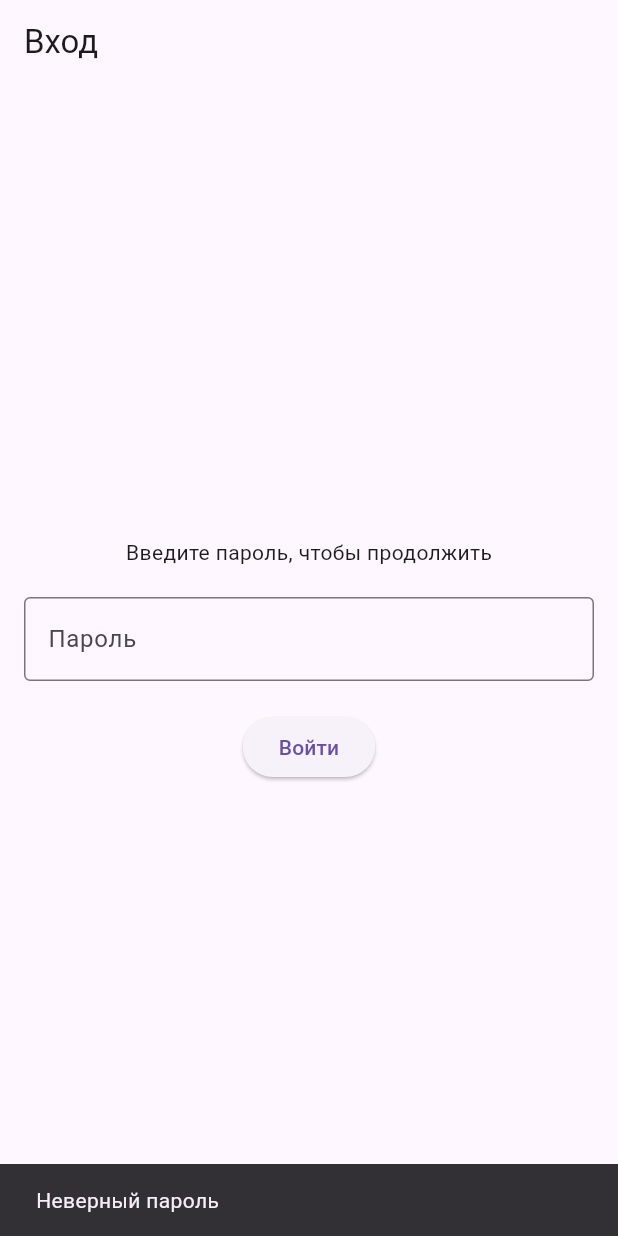
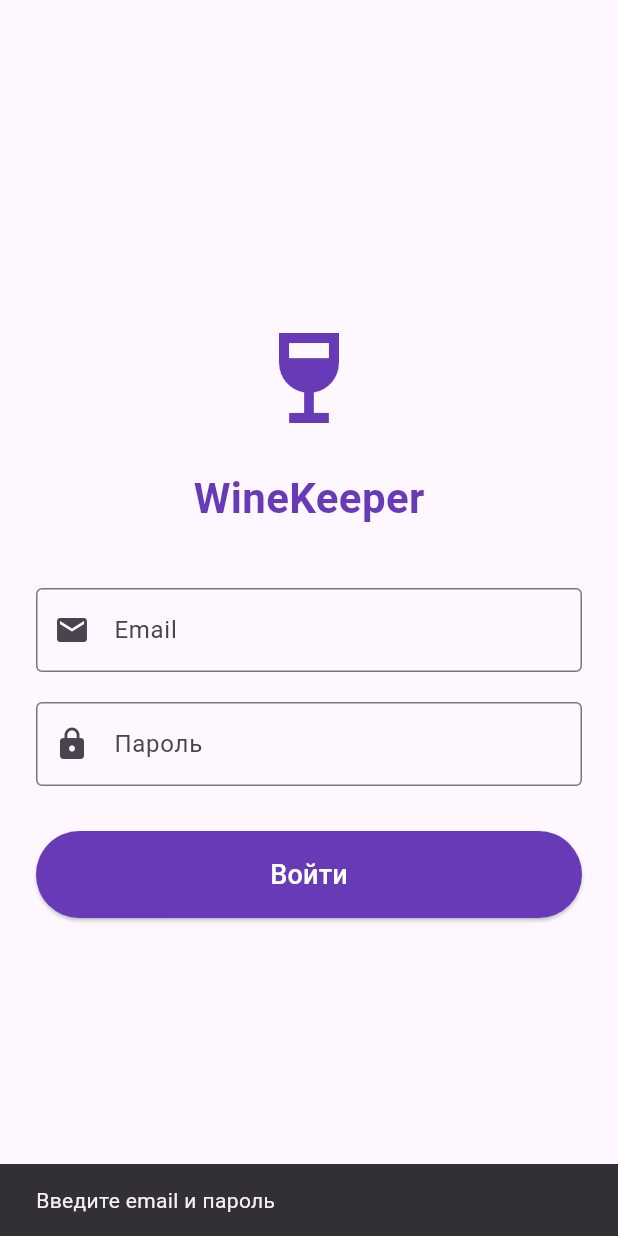
Before and after one commit to alexzh14/winekeeper, a Flutter app: the screen it shows after launch, after a tap on "Войти", on a phone screen of 412 x 824 dp. Run offline on Flutter 3.47's test engine with Material 3 defaults, Android fonts, the light colour scheme and no system bars; our stand-ins replace shared_preferences.

Commit message:
working login screen

```diff
--- a/lib/login_screen.dart
+++ /dev/null
@@ -1,77 +0,0 @@
-import 'package:flutter/material.dart';
-import 'package:shared_preferences/shared_preferences.dart';
-import 'package:winekeeper/screens/home_screen.dart';
-
-
-class LoginScreen extends StatefulWidget {
-  const LoginScreen({Key? key}) : super(key: key);
-
-  @override
-  _LoginScreenState createState() => _LoginScreenState();
-}
-
-class _LoginScreenState extends State<LoginScreen> {
-  final TextEditingController _emailController = TextEditingController();
-  final TextEditingController _passwordController = TextEditingController();
-
-  String _errorMessage = '';
-
-  Future<void> _login() async {
-    final email = _emailController.text;
-    final password = _passwordController.text;
-
-    // Простая проверка для MVP
-    if (email == "admin@wine.com" && password == "1234") {
-      final prefs = await SharedPreferences.getInstance();
-      await prefs.setBool('isLoggedIn', true);
-
-      // Переход на HomeScreen
-      Navigator.pushReplacement(
-        context,
-        MaterialPageRoute(builder: (_) => const HomeScreen()),
-      );
-    } else {
-      setState(() {
-        _errorMessage = 'Неверный email или пароль';
-      });
-    }
-  }
-
-  @override
-  Widget build(BuildContext context) {
-    return Scaffold(
-      appBar: AppBar(title: const Text("WineKeeper - Вход")),
-      body: Padding(
-        padding: const EdgeInsets.all(20),
-        child: Column(
-          mainAxisAlignment: MainAxisAlignment.center,
-          children: [
-            TextField(
-              controller: _emailController,
-              decoration: const InputDecoration(labelText: "Email"),
-            ),
-            const SizedBox(height: 10),
-            TextField(
-              controller: _passwordController,
-              decoration: const InputDecoration(labelText: "Пароль"),
-              obscureText: true,
-            ),
-            const SizedBox(height: 20),
-            ElevatedButton(
-              onPressed: _login,
-              child: const Text("Войти"),
-            ),
-            if (_errorMessage.isNotEmpty)
-              Padding(
-                padding: const EdgeInsets.only(top: 10),
-                child: Text(
-                  _errorMessage,
-                  style: const TextStyle(color: Colors.red),
-                ),
-              ),
-          ],
-        ),
-      ),
-    );
-  }
-}
--- a/lib/main.dart
+++ b/lib/main.dart
@@ -3,32 +3,27 @@ import 'package:shared_preferences/shared_preferences.dart';
 import 'package:winekeeper/screens/login_screen.dart';
 import 'package:winekeeper/screens/home_screen.dart';
 
+Future<void> main() async {
+  WidgetsFlutterBinding.ensureInitialized();
 
-void main() {
-  runApp(WineKeeperApp());
+  final prefs = await SharedPreferences.getInstance();
+  final isLoggedIn = prefs.getBool('isLoggedIn') ?? false;
+
+  runApp(WineKeeperApp(isLoggedIn: isLoggedIn));
 }
 
 class WineKeeperApp extends StatelessWidget {
+  final bool isLoggedIn;
+
+  const WineKeeperApp({super.key, required this.isLoggedIn});
+
   @override
   Widget build(BuildContext context) {
     return MaterialApp(
+      debugShowCheckedModeBanner: false,
       title: 'WineKeeper',
       theme: ThemeData(primarySwatch: Colors.deepPurple),
-      home: FutureBuilder<bool>(
-        future: _checkLoginStatus(),
-        builder: (context, snapshot) {
-          if (snapshot.connectionState == ConnectionState.waiting) {
-            return Center(child: CircularProgressIndicator());
-          } else {
-            return snapshot.data == true ? HomeScreen() : LoginScreen();
-          }
-        },
-      ),
+      home: isLoggedIn ? const HomeScreen() : const LoginScreen(),
     );
   }
-
-  Future<bool> _checkLoginStatus() async {
-    final prefs = await SharedPreferences.getInstance();
-    return prefs.getBool('isLoggedIn') ?? false;
-  }
 }
--- a/lib/screens/login_screen.dart
+++ b/lib/screens/login_screen.dart
@@ -1,5 +1,7 @@
 import 'package:flutter/material.dart';
 import 'package:winekeeper/screens/home_screen.dart';
+import 'package:shared_preferences/shared_preferences.dart';
+
 
 class LoginScreen extends StatefulWidget {
   const LoginScreen({super.key});
@@ -9,47 +11,105 @@ class LoginScreen extends StatefulWidget {
 }
 
 class _LoginScreenState extends State<LoginScreen> {
+  final TextEditingController _emailController = TextEditingController();
   final TextEditingController _passwordController = TextEditingController();
-  final String _correctPassword = "1234"; // временный пароль, потом заменим
 
-  void _login() {
-    if (_passwordController.text == _correctPassword) {
+  void _login() async {
+  String email = _emailController.text.trim();
+  String password = _passwordController.text.trim();
+
+  if (email.isEmpty || password.isEmpty) {
+    ScaffoldMessenger.of(context).showSnackBar(
+      const SnackBar(content: Text("Введите email и пароль")),
+    );
+    return;
+  }
+
+  // фиксированные значения для входа
+  const validEmail = "test@example.com";
+  const validPassword = "123456";
+
+  if (email == validEmail && password == validPassword) {
+    // сохраняем статус входа
+    final prefs = await SharedPreferences.getInstance();
+    await prefs.setBool('isLoggedIn', true);
+
+    // переход на HomeScreen
     Navigator.pushReplacement(
       context,
       MaterialPageRoute(builder: (context) => const HomeScreen()),
     );
   } else {
+    // если данные не совпали — ошибка
     ScaffoldMessenger.of(context).showSnackBar(
-        const SnackBar(content: Text("Неверный пароль")),
+      const SnackBar(content: Text("Неверный email или пароль")),
     );
   }
 }
 
+
   @override
   Widget build(BuildContext context) {
     return Scaffold(
-      appBar: AppBar(title: const Text("Вход")),
-      body: Padding(
-        padding: const EdgeInsets.all(16.0),
+      body: Center(
+        child: Padding(
+          padding: const EdgeInsets.all(24.0),
           child: Column(
             mainAxisAlignment: MainAxisAlignment.center,
             children: [
-            const Text("Введите пароль, чтобы продолжить"),
+              const Icon(Icons.wine_bar, size: 80, color: Colors.deepPurple),
               const SizedBox(height: 20),
+              const Text(
+                "WineKeeper",
+                style: TextStyle(
+                  fontSize: 28,
+                  fontWeight: FontWeight.bold,
+                  color: Colors.deepPurple,
+                ),
+              ),
+              const SizedBox(height: 40),
+
+              // Поле Email
+              TextField(
+                controller: _emailController,
+                decoration: const InputDecoration(
+                  labelText: "Email",
+                  border: OutlineInputBorder(),
+                  prefixIcon: Icon(Icons.email),
+                ),
+                keyboardType: TextInputType.emailAddress,
+              ),
+              const SizedBox(height: 20),
+
+              // Поле Пароль
               TextField(
                 controller: _passwordController,
+                decoration: const InputDecoration(
+                  labelText: "Пароль",
+                  border: OutlineInputBorder(),
+                  prefixIcon: Icon(Icons.lock),
+                ),
                 obscureText: true,
-              decoration: const InputDecoration(
-                border: OutlineInputBorder(),
-                labelText: "Пароль",
+              ),
+              const SizedBox(height: 30),
+
+              // Кнопка входа
+              SizedBox(
+                width: double.infinity,
+                child: ElevatedButton(
+                  onPressed: _login,
+                  style: ElevatedButton.styleFrom(
+                    padding: const EdgeInsets.symmetric(vertical: 16),
+                    backgroundColor: Colors.deepPurple,
+                  ),
+                  child: const Text(
+                    "Войти",
+                    style: TextStyle(fontSize: 18, color: Colors.white),
                   ),
                 ),
-            const SizedBox(height: 20),
-            ElevatedButton(
-              onPressed: _login,
-              child: const Text("Войти"),
               ),
             ],
+          ),
         ),
       ),
     );
--- a/pubspec.yaml
+++ b/pubspec.yaml
@@ -11,6 +11,11 @@ dependencies:
     sdk: flutter
   cupertino_icons: ^1.0.6
   shared_preferences: ^2.2.3
+  hive: ^2.2.3
+  hive_flutter: ^1.1.0
 
 flutter:
   uses-material-design: true
+dev_dependencies:
+  hive_generator: ^2.0.1
+  build_runner: ^2.4.13
```
Also changed, not shown: lib/screens/home_screen.dart (+23 -1 lines), pubspec.lock, 1 other file. Lines whose indentation alone changed are shown as unchanged.
